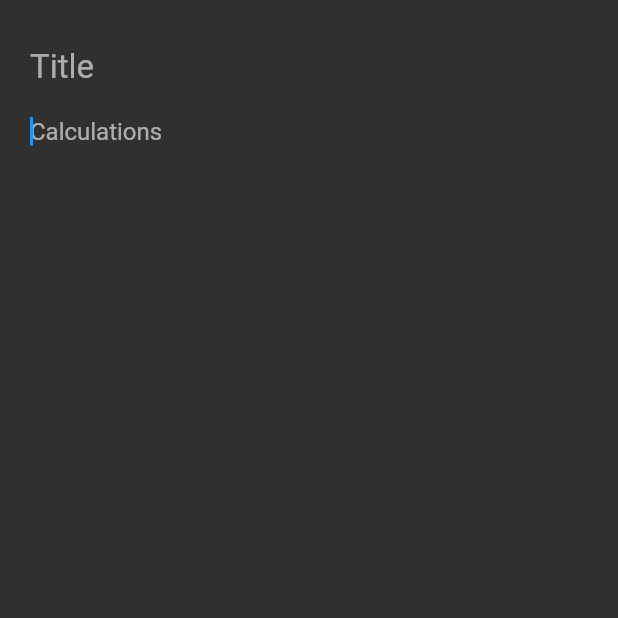
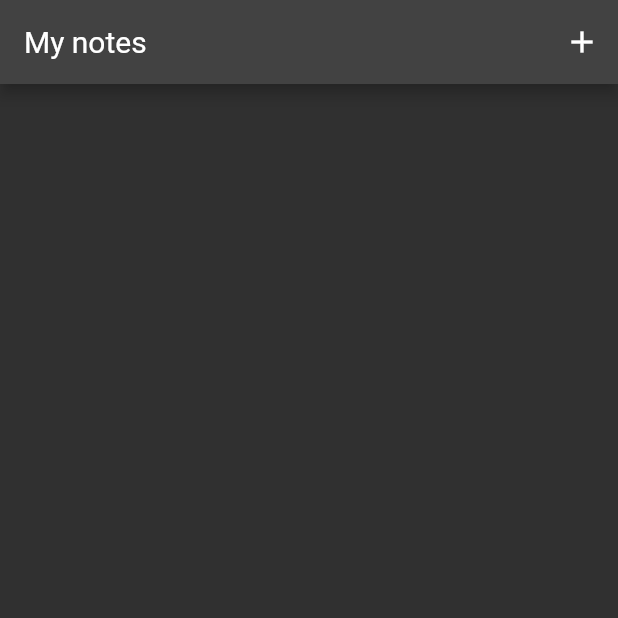
Before and after one commit to jehna/calc-o-pad, a Flutter app: the screen it shows after launch, on a phone screen of 412 x 824 dp, the top half of it. Run offline on Flutter 3.47's test engine with Material 2 defaults, Android fonts, the phone set to English and light mode, and no system bars; our stand-ins replace cloud_firestore, firebase_auth, firebase_core, freezed_annotation; accounts and stored records are empty; network calls fail.

Commit message:
Add list page

```diff
--- /dev/null
+++ b/lib/list_page.dart
@@ -0,0 +1,63 @@
+import 'package:calc_o_pad/firebase.dart';
+import 'package:calc_o_pad/note_page.dart';
+import 'package:flutter/material.dart';
+
+class ListPage extends StatefulWidget {
+  const ListPage({Key? key}) : super(key: key);
+
+  @override
+  State<ListPage> createState() => _ListPageState();
+}
+
+class _ListPageState extends State<ListPage> {
+  List<Note> notes = [];
+
+  @override
+  void initState() {
+    super.initState();
+    _loadContent();
+  }
+
+  Future _loadContent() async {
+    final newNotes = await getDocuments();
+    setState(() {
+      notes = newNotes;
+    });
+  }
+
+  void _openNew() {
+    Navigator.of(context)
+        .push(MaterialPageRoute(
+            builder: (context) => NotePage(
+                  note: Note(
+                      id: DateTime.now().millisecondsSinceEpoch.toString(),
+                      title: "",
+                      text: ""),
+                )))
+        .then((v) => _loadContent());
+  }
+
+  @override
+  Widget build(BuildContext context) {
+    return Scaffold(
+      appBar: AppBar(
+        title: const Text('My notes'),
+        actions: [IconButton(onPressed: _openNew, icon: const Icon(Icons.add))],
+      ),
+      body: ListView(
+          children: notes
+              .map(
+                (note) => ListTile(
+                  onTap: () {
+                    Navigator.of(context)
+                        .push(MaterialPageRoute(
+                            builder: (context) => NotePage(note: note)))
+                        .then((v) => _loadContent());
+                  },
+                  title: Text(note.title.isEmpty ? "Untitled" : note.title),
+                ),
+              )
+              .toList()),
+    );
+  }
+}
--- a/lib/main.dart
+++ b/lib/main.dart
@@ -1,4 +1,4 @@
-import 'package:calc_o_pad/note_page.dart';
+import 'package:calc_o_pad/list_page.dart';
 import 'package:flutter/material.dart';
 
 void main() {
@@ -11,9 +11,8 @@ class MyApp extends StatelessWidget {
   @override
   Widget build(BuildContext context) {
     return MaterialApp(
-      title: 'Calc-O-Pad',
-      theme: ThemeData(brightness: Brightness.dark, fontFamily: 'Roboto'),
-      home: const NotePage(title: 'Calc-O-Pad'),
-    );
+        title: 'Calc-O-Pad',
+        theme: ThemeData(brightness: Brightness.dark, fontFamily: 'Roboto'),
+        home: const ListPage());
   }
 }
```
Also changed, not shown: lib/firebase.dart (+44 -5 lines), lib/note_page.dart (+31 -17 lines).
